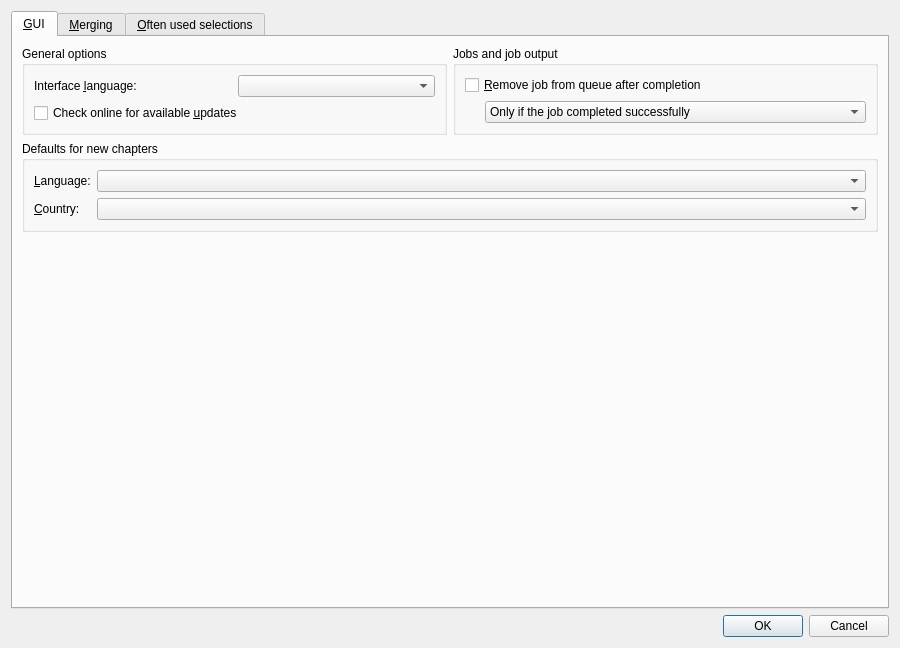
jpsdr/MKVToolnix-Windows-7, file src/mkvtoolnix-gui/forms/main_window/preferences_dialog.ui: the form before one commit.
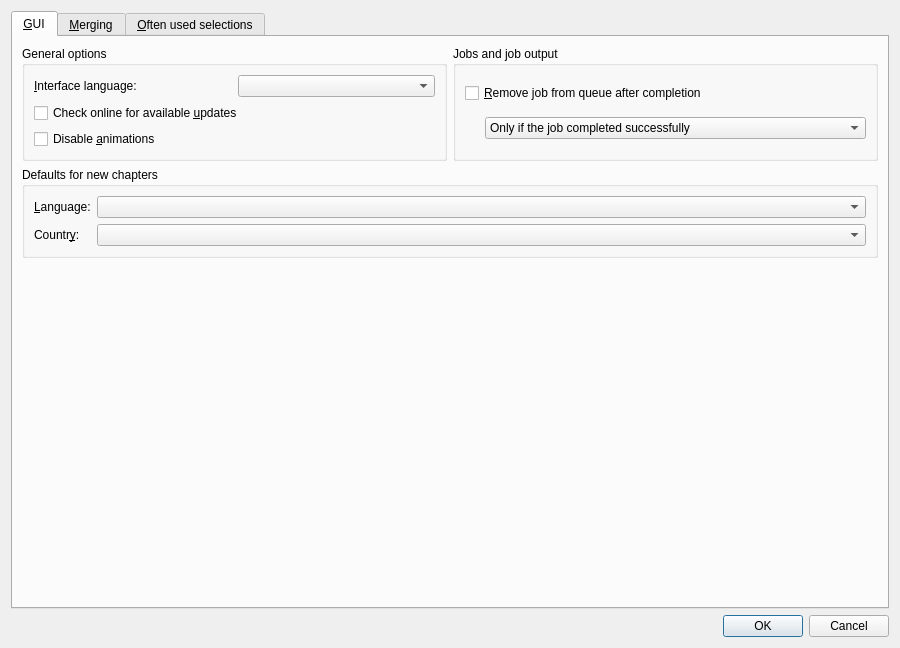
The form after the commit. Icons and pictures are not drawn.

Commit message: GUI: add option for disabling the animations

```diff
--- a/src/mkvtoolnix-gui/forms/main_window/preferences_dialog.ui
+++ b/src/mkvtoolnix-gui/forms/main_window/preferences_dialog.ui
@@ -37,7 +37,7 @@
               <item>
                <widget class="QLabel" name="label_3">
                 <property name="text">
-                 <string>Interface &amp;language:</string>
+                 <string>&amp;Interface language:</string>
                 </property>
                 <property name="buddy">
                  <cstring>cbGuiInterfaceLanguage</cstring>
@@ -56,6 +56,13 @@
               </property>
              </widget>
             </item>
+            <item>
+             <widget class="QCheckBox" name="cbGuiDisableAnimations">
+              <property name="text">
+               <string>Disable &amp;animations</string>
+              </property>
+             </widget>
+            </item>
            </layout>
           </widget>
          </item>
@@ -153,7 +160,7 @@
             <item row="1" column="0">
              <widget class="QLabel" name="label_11">
               <property name="text">
-               <string>&amp;Country:</string>
+               <string>Countr&amp;y:</string>
               </property>
               <property name="buddy">
                <cstring>cbCEDefaultCountry</cstring>
```
The commit also changes 5 other files.
